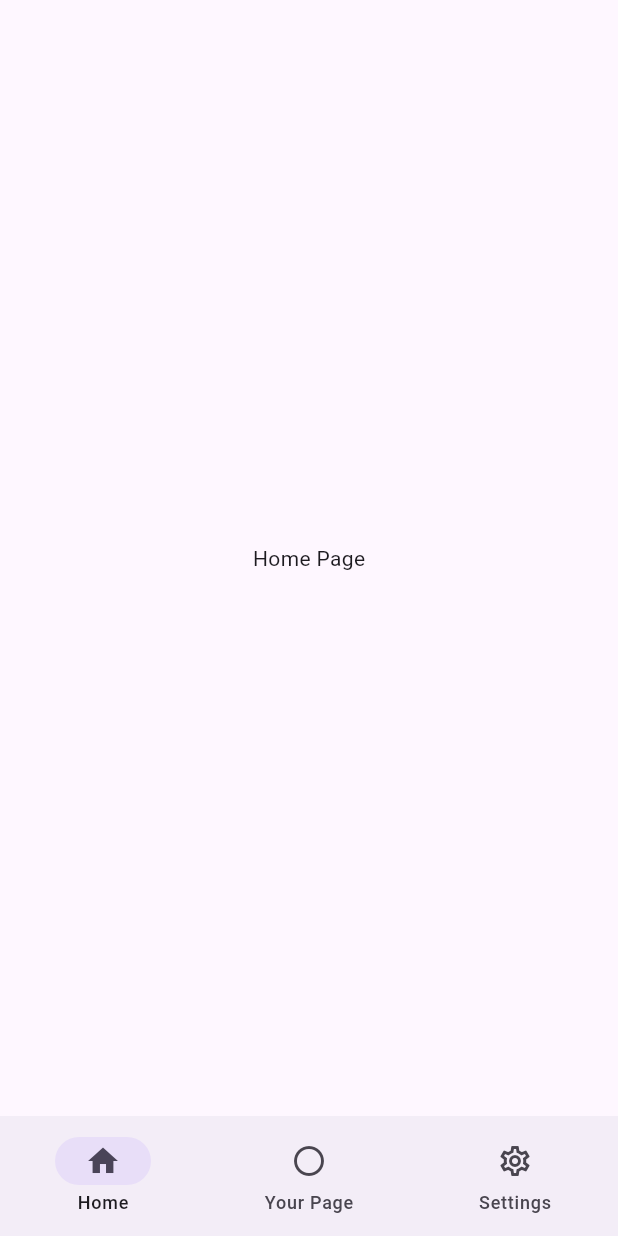
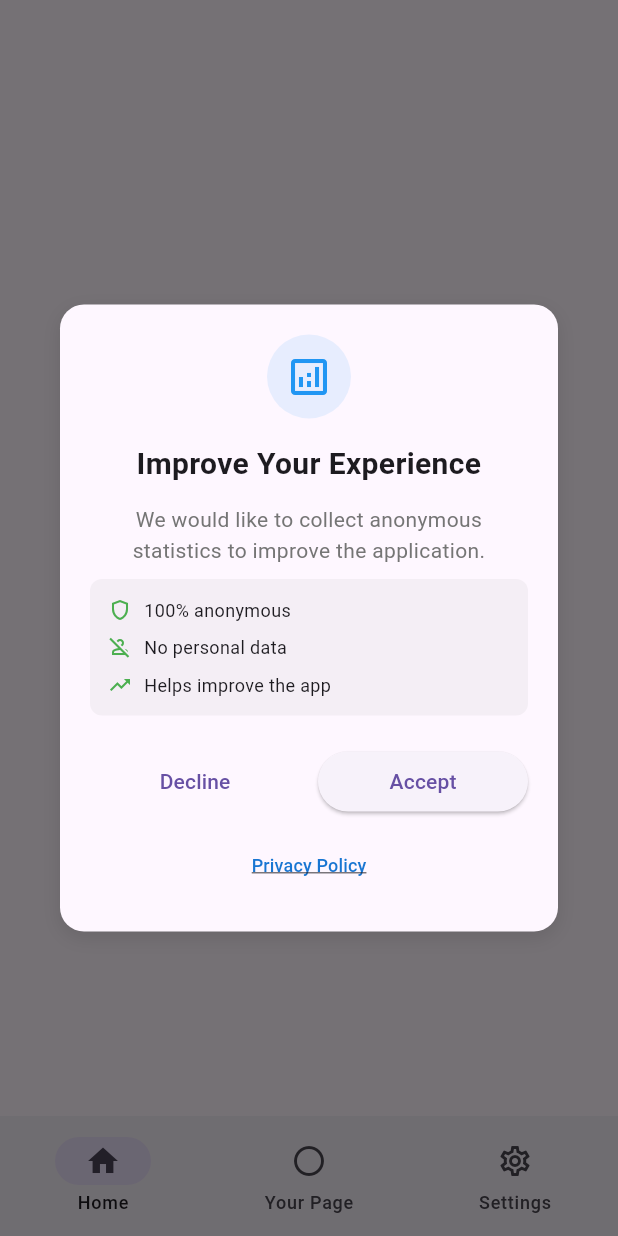
Before and after one commit to LouisMinguet/flutter_seed, a Flutter app: the HomePage screen opened by its route, on a phone screen of 412 x 824 dp. Run offline on Flutter 3.47's test engine with Material 3 defaults, Android fonts, the phone set to English and light mode, and no system bars; our stand-ins replace easy_localization, firebase_analytics, firebase_core, go_router, logger, share_plus and 2 more; accounts and stored records are empty; generated files the repository leaves out were written again.

Commit message:
Add analytics

```diff
--- a/assets/translations/en.json
+++ b/assets/translations/en.json
@@ -9,7 +9,8 @@
     "share": "Share the app",
     "contact": "Contact support",
     "terms": "Terms of Use & Privacy Policy",
-    "about": "About Us"
+    "about": "About Us",
+    "copied_email": "Email copied to clipboard!"
   },
   "terms": {
     "title": "Terms of Use & Privacy Policy",
@@ -23,5 +24,15 @@
     "home": "Home",
     "middle": "Your Page",
     "settings": "Settings"
+  },
+  "analytics_consent": {
+    "title": "Improve Your Experience",
+    "description": "We would like to collect anonymous statistics to improve the application.",
+    "anonymous": "100% anonymous",
+    "no_personal": "No personal data",
+    "improve": "Helps improve the app",
+    "accept": "Accept",
+    "decline": "Decline",
+    "privacy_policy": "Privacy Policy"
   }
 }
--- a/assets/translations/es.json
+++ b/assets/translations/es.json
@@ -9,7 +9,8 @@
     "share": "Compartir la aplicación",
     "contact": "Contactar soporte",
     "terms": "Términos de uso y política de privacidad",
-    "about": "Acerca de"
+    "about": "Acerca de",
+    "copied_email": "¡Correo electrónico copiado al portapapeles!"
   },
   "terms": {
     "title": "Términos de uso y política de privacidad",
@@ -23,5 +24,14 @@
     "home": "Inicio",
     "middle": "Tu página",
     "settings": "Ajustes"
+  },"analytics_consent": {
+    "title": "Mejora tu experiencia",
+    "description": "Nos gustaría recopilar estadísticas anónimas para mejorar la aplicación.",
+    "anonymous": "100% anónimo",
+    "no_personal": "Sin datos personales",
+    "improve": "Ayuda a mejorar la app",
+    "accept": "Aceptar",
+    "decline": "Rechazar",
+    "privacy_policy": "Política de privacidad"
   }
 }
--- a/lib/main.dart
+++ b/lib/main.dart
@@ -1,7 +1,9 @@
 import 'package:easy_localization/easy_localization.dart';
+import 'package:firebase_analytics/firebase_analytics.dart';
 import 'package:firebase_core/firebase_core.dart';
 import 'package:flutter/material.dart';
 import 'package:flutter_seed/utils/router.dart';
+import 'package:shared_preferences/shared_preferences.dart';
 import 'package:sizer/sizer.dart';
 
 import 'firebase_options.dart';
@@ -12,26 +14,34 @@ Future<void> main() async {
   // Initialisation easy_localization
   await EasyLocalization.ensureInitialized();
 
+  // TEMP DEV > TO REMOVE
+  final prefs = await SharedPreferences.getInstance();
+  await prefs.clear();
+
   // Initialisation Firebase
   await Firebase.initializeApp(options: DefaultFirebaseOptions.currentPlatform);
 
+  // Désactiver la collecte par défaut (RGPD)
+  await FirebaseAnalytics.instance.setAnalyticsCollectionEnabled(false);
+
   runApp(
     EasyLocalization(
-      supportedLocales: const [
-        Locale('en'),
-        Locale('fr'),
-        Locale('es'),
-      ],
+      supportedLocales: const [Locale('en'), Locale('fr'), Locale('es')],
       fallbackLocale: const Locale('en'),
-      path: 'assets/translations', // Dossier où tu stockes tes fichiers JSON
+      path: 'assets/translations',
       child: const FlutterSeedApp(),
     ),
   );
 }
 
-class FlutterSeedApp extends StatelessWidget {
+class FlutterSeedApp extends StatefulWidget {
   const FlutterSeedApp({super.key});
 
+  @override
+  State<FlutterSeedApp> createState() => _FlutterSeedAppState();
+}
+
+class _FlutterSeedAppState extends State<FlutterSeedApp> {
   @override
   Widget build(BuildContext context) {
     return Sizer(
@@ -40,8 +50,6 @@ class FlutterSeedApp extends StatelessWidget {
           title: 'Seed project',
           debugShowCheckedModeBanner: false,
           routerConfig: router,
-
-          // --- Ajout de la localisation ---
           localizationsDelegates: context.localizationDelegates,
           supportedLocales: context.supportedLocales,
           locale: context.locale,
--- a/lib/pages/home_page.dart
+++ b/lib/pages/home_page.dart
@@ -1,6 +1,9 @@
 // lib/pages/home_page.dart
 
 import 'package:flutter/material.dart';
+
+import '../services/analytics_service.dart';
+import '../widgets/analytics_consent_dialog.dart';
 
 class HomePage extends StatefulWidget {
   const HomePage({super.key});
@@ -11,11 +14,32 @@ class HomePage extends StatefulWidget {
 
 class _HomePageState extends State<HomePage> {
   @override
-  Widget build(BuildContext context) {
-    return Scaffold(
-      body: Center(
-        child: Text("Home Page"),
-      ),
+  void initState() {
+    super.initState();
+    // Vérifier le consentement après le build
+    WidgetsBinding.instance.addPostFrameCallback((_) {
+      _checkAnalyticsConsent();
+    });
+  }
+
+  Future<void> _checkAnalyticsConsent() async {
+    final needsConsent = await AnalyticsService.needsConsentDialog();
+
+    if (needsConsent && mounted) {
+      _showConsentDialog();
+    }
+  }
+
+  Future<void> _showConsentDialog() async {
+    await showDialog(
+      context: context,
+      barrierDismissible: false,
+      builder: (BuildContext context) => const AnalyticsConsentDialog(),
     );
   }
+
+  @override
+  Widget build(BuildContext context) {
+    return Scaffold(body: Center(child: Text("Home Page")));
+  }
 }
--- /dev/null
+++ b/lib/services/analytics_service.dart
@@ -0,0 +1,60 @@
+import 'package:firebase_analytics/firebase_analytics.dart';
+import 'package:shared_preferences/shared_preferences.dart';
+
+class AnalyticsService {
+  static final FirebaseAnalytics _analytics = FirebaseAnalytics.instance;
+  static const String _consentKey = 'analytics_consent';
+
+  static Future<bool> needsConsentDialog() async {
+    final prefs = await SharedPreferences.getInstance();
+    final hasConsented = prefs.getBool(_consentKey);
+
+    if (hasConsented == null) {
+      return true;
+    }
+
+    if (hasConsented) {
+      await _analytics.setAnalyticsCollectionEnabled(true);
+    }
+
+    return false;
+  }
+
+  static Future<bool> hasConsented() async {
+    final prefs = await SharedPreferences.getInstance();
+    return prefs.getBool(_consentKey) ?? false;
+  }
+
+  static Future<void> updateConsent(bool consent) async {
+    final prefs = await SharedPreferences.getInstance();
+    await prefs.setBool(_consentKey, consent);
+    await _analytics.setAnalyticsCollectionEnabled(consent);
+  }
+
+  /*
+   * Log events
+   */
+
+  static Future<void> logEvent({
+    required String name,
+    Map<String, Object>? parameters,
+  }) async {
+    if (await hasConsented()) {
+      await _analytics.logEvent(name: name, parameters: parameters);
+    }
+  }
+
+  static Future<void> logScreenView({
+    required String screenName,
+    String? screenClass,
+  }) async {
+    await _analytics.logScreenView(
+      screenName: screenName,
+      screenClass: screenClass,
+    );
+  }
+
+  static Future<void> logAppOpen() async {
+    await _analytics.logAppOpen();
+  }
+}
--- /dev/null
+++ b/lib/widgets/analytics_consent_dialog.dart
@@ -0,0 +1,209 @@
+import 'package:easy_localization/easy_localization.dart';
+import 'package:flutter/material.dart';
+import 'package:flutter_seed/services/analytics_service.dart';
+
+import '../utils/constants.dart';
+import '../utils/url_launcher.dart';
+
+class AnalyticsConsentDialog extends StatelessWidget {
+  const AnalyticsConsentDialog({super.key});
+
+  static const String TR_CODE = "analytics_consent";
+
+  Future<void> _handleConsent(BuildContext context, bool consent) async {
+    // Sauvegarder le choix et activer/désactiver Analytics
+    await AnalyticsService.updateConsent(consent);
+
+    // Fermer le dialog
+    if (context.mounted) {
+      Navigator.of(context).pop();
+    }
+  }
+
+  @override
+  Widget build(BuildContext context) {
+    return Dialog(
+      shape: RoundedRectangleBorder(borderRadius: BorderRadius.circular(16)),
+      elevation: 0,
+      backgroundColor: Colors.transparent,
+      child: Container(
+        padding: const EdgeInsets.all(20),
+        decoration: BoxDecoration(
+          color: Theme.of(context).dialogBackgroundColor,
+          borderRadius: BorderRadius.circular(16),
+          boxShadow: [
+            BoxShadow(
+              color: Colors.black.withOpacity(0.1),
+              blurRadius: 10,
+              offset: const Offset(0, 4),
+            ),
+          ],
+        ),
+        child: Column(
+          mainAxisSize: MainAxisSize.min,
+          children: [
+            // Icône
+            const _HeaderIcon(),
+            const SizedBox(height: 16),
+
+            // Titre
+            Text(
+              '$TR_CODE.title'.tr(),
+              style: const TextStyle(fontSize: 20, fontWeight: FontWeight.bold),
+              textAlign: TextAlign.center,
+            ),
+            const SizedBox(height: 12),
+
+            // Description
+            Text(
+              '$TR_CODE.description'.tr(),
+              style: TextStyle(
+                fontSize: 14,
+                color: Colors.grey[600],
+                height: 1.5,
+              ),
+              textAlign: TextAlign.center,
+            ),
+            const SizedBox(height: 8),
+
+            // Points d'information
+            const _InfoSection(),
+            const SizedBox(height: 20),
+
+            // Boutons
+            _ActionButtons(onConsent: _handleConsent),
+            const SizedBox(height: 8),
+
+            // Lien politique de confidentialité (optionnel)
+            const _PrivacyPolicyLink(),
+          ],
+        ),
+      ),
+    );
+  }
+}
+
+// Widget pour l'icône d'en-tête
+class _HeaderIcon extends StatelessWidget {
+  const _HeaderIcon();
+
+  @override
+  Widget build(BuildContext context) {
+    return Container(
+      padding: const EdgeInsets.all(12),
+      decoration: BoxDecoration(
+        color: Colors.blue.withOpacity(0.1),
+        shape: BoxShape.circle,
+      ),
+      child: const Icon(Icons.analytics_outlined, size: 32, color: Colors.blue),
+    );
+  }
+}
+
+// Widget pour la section d'information
+class _InfoSection extends StatelessWidget {
+  const _InfoSection();
+
+  static const String TR_CODE = "analytics_consent";
+
+  @override
+  Widget build(BuildContext context) {
+    return Container(
+      padding: const EdgeInsets.all(12),
+      decoration: BoxDecoration(
+        color: Colors.grey.withOpacity(0.1),
+        borderRadius: BorderRadius.circular(8),
+      ),
+      child: Column(
+        crossAxisAlignment: CrossAxisAlignment.start,
+        children: [
+          _InfoRow(
+            icon: Icons.shield_outlined,
+            text: '$TR_CODE.anonymous'.tr(),
+          ),
+          const SizedBox(height: 8),
+          _InfoRow(
+            icon: Icons.person_off_outlined,
+            text: '$TR_CODE.no_personal'.tr(),
+          ),
+          const SizedBox(height: 8),
+          _InfoRow(icon: Icons.trending_up, text: '$TR_CODE.improve'.tr()),
+        ],
+      ),
+    );
+  }
+}
+
+// Widget pour une ligne d'information
+class _InfoRow extends StatelessWidget {
+  final IconData icon;
+  final String text;
+
+  const _InfoRow({required this.icon, required this.text});
+
+  @override
+  Widget build(BuildContext context) {
+    return Row(
+      children: [
+        Icon(icon, size: 16, color: Colors.green),
+        const SizedBox(width: 8),
+        Expanded(child: Text(text, style: const TextStyle(fontSize: 12))),
+      ],
+    );
+  }
+}
+
+// Widget pour les boutons d'action
+class _ActionButtons extends StatelessWidget {
+  final Future<void> Function(BuildContext, bool) onConsent;
+
+  static const String TR_CODE = "analytics_consent";
+  const _ActionButtons({required this.onConsent});
+
+  @override
+  Widget build(BuildContext context) {
+    return Row(
+      children: [
+        Expanded(
+          child: TextButton(
+            onPressed: () => onConsent(context, false),
+            child: Text('$TR_CODE.decline'.tr()),
+          ),
+        ),
+        const SizedBox(width: 12),
+        Expanded(
+          child: ElevatedButton(
+            onPressed: () => onConsent(context, true),
+            child: Text('$TR_CODE.accept'.tr()),
+          ),
+        ),
+      ],
+    );
+  }
+}
+
+// Widget pour le lien de politique de confidentialité
+class _PrivacyPolicyLink extends StatelessWidget {
+  static const String TR_CODE = "analytics_consent";
+  const _PrivacyPolicyLink();
+
+  @override
+  Widget build(BuildContext context) {
+    return TextButton(
+      onPressed: () {
+        LinkLauncher.showLinkConfirmation(
+          context,
+          AppConstants.termsAndPrivacyUrl,
+        );
+      },
+      child: Text(
+        '$TR_CODE.privacy_policy'.tr(),
+        style: TextStyle(
+          fontSize: 12,
+          color: Colors.blue[700],
+          decoration: TextDecoration.underline,
+        ),
+      ),
+    );
+  }
+}
--- a/pubspec.yaml
+++ b/pubspec.yaml
@@ -21,6 +21,7 @@ dependencies:
   firebase_core: ^4.0.0
   easy_localization: ^3.0.8
   share_plus: ^11.1.0
+  url_launcher: ^6.3.2
 
 dev_dependencies:
   flutter_test:
```
Also changed, not shown: assets/translations/fr.json (+12 -1 lines), lib/pages/settings_page.dart (+12 -2 lines), lib/services/share_app_service.dart (+4 -11 lines), lib/utils/url_launcher.dart (added, +52 -0 lines).
